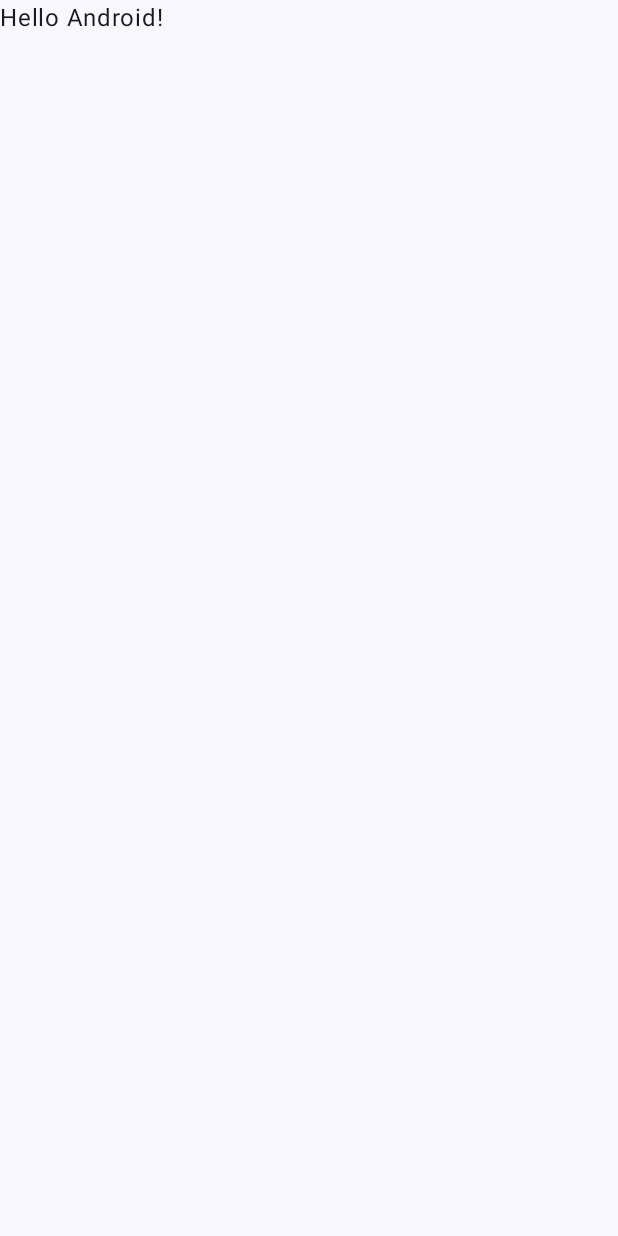
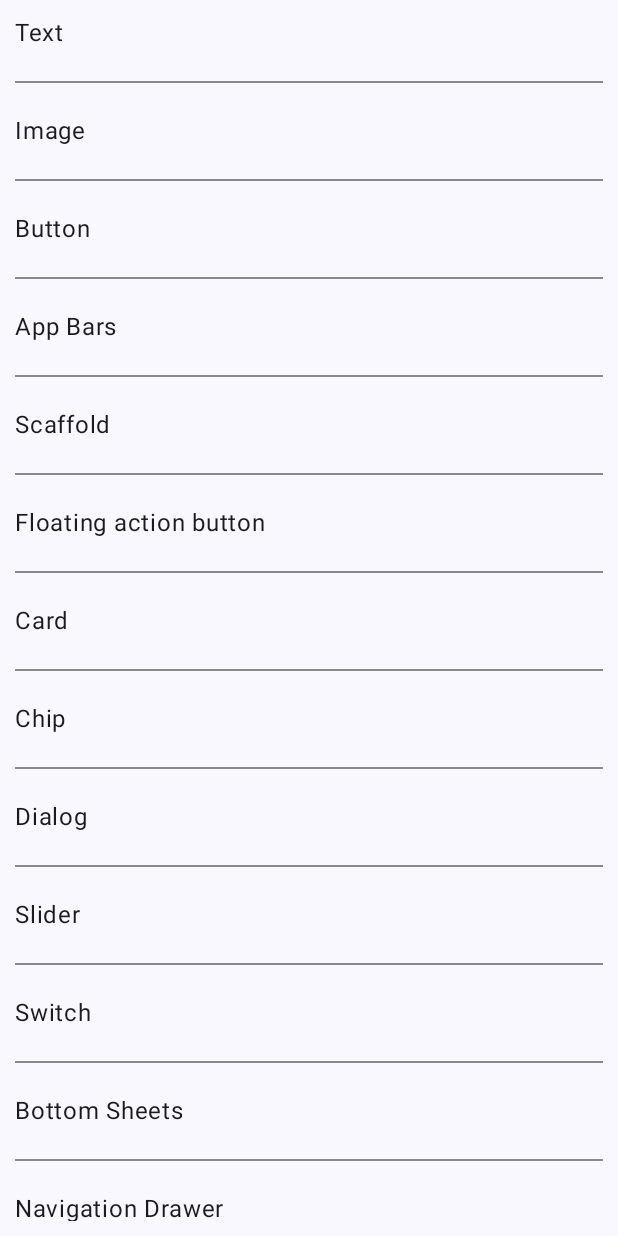
Before and after one commit to nomi2013/Jetpack-Compose-Tutorial-Kotlin, an Android app built with Jetpack Compose: the screen it shows after launch (MainActivity), on a phone screen of 412 x 824 dp. Before the commit the screen is almost empty. Run offline under Robolectric (Android 15) with nearby library versions, the phone set to English and light mode, and no system bars.

Commit message:
landing screen

```diff
--- a/app/src/main/java/com/example/kotlincomposetutorial/MainActivity.kt
+++ b/app/src/main/java/com/example/kotlincomposetutorial/MainActivity.kt
@@ -1,15 +1,33 @@
 package com.example.kotlincomposetutorial
 
 import android.os.Bundle
+import android.widget.Toast
 import androidx.activity.ComponentActivity
 import androidx.activity.compose.setContent
+import androidx.compose.foundation.clickable
+import androidx.compose.foundation.layout.Arrangement
+import androidx.compose.foundation.layout.Column
+import androidx.compose.foundation.layout.PaddingValues
+import androidx.compose.foundation.layout.fillMaxHeight
 import androidx.compose.foundation.layout.fillMaxSize
+import androidx.compose.foundation.layout.fillMaxWidth
+import androidx.compose.foundation.layout.padding
+import androidx.compose.foundation.lazy.LazyColumn
+import androidx.compose.foundation.lazy.items
+import androidx.compose.material3.Divider
 import androidx.compose.material3.MaterialTheme
 import androidx.compose.material3.Surface
 import androidx.compose.material3.Text
 import androidx.compose.runtime.Composable
+import androidx.compose.runtime.rememberCompositionContext
+import androidx.compose.ui.Alignment
 import androidx.compose.ui.Modifier
+import androidx.compose.ui.focus.focusModifier
+import androidx.compose.ui.graphics.Color
+import androidx.compose.ui.modifier.modifierLocalConsumer
+import androidx.compose.ui.platform.LocalContext
 import androidx.compose.ui.tooling.preview.Preview
+import androidx.compose.ui.unit.dp
 import com.example.kotlincomposetutorial.ui.theme.KotlinComposeTutorialTheme
 
 class MainActivity : ComponentActivity() {
@@ -22,7 +40,7 @@ class MainActivity : ComponentActivity() {
                     modifier = Modifier.fillMaxSize(),
                     color = MaterialTheme.colorScheme.background
                 ) {
-                    Greeting("Android")
+                    ComposePreview()
                 }
             }
         }
@@ -30,17 +48,43 @@ class MainActivity : ComponentActivity() {
 }
 
 @Composable
-fun Greeting(name: String, modifier: Modifier = Modifier) {
+fun ComposeComponents(components: List<String>, modifier: Modifier = Modifier) {
+    val context = LocalContext.current
+
+    LazyColumn (
+      //  verticalArrangement = Arrangement.spacedBy(40.dp),
+        modifier = modifier
+            .padding(10.dp).fillMaxSize()
+    ) {
+       items(components){
+           ComponentsRow(component = it, onClick = {
+               Toast.makeText(context, "Clicked: ${it}", Toast.LENGTH_SHORT).show()
+           } )
+           Divider(color = Color.Gray,
+               thickness = 1.dp,
+               modifier = Modifier.padding(vertical = 20.dp))
+       }
+    }
+}
+@Composable
+fun ComponentsRow(component:String, modifier: Modifier = Modifier, onClick:(name: String)->Unit){
     Text(
-        text = "Hello $name!",
-        modifier = modifier
+        text = component,
+        modifier = modifier.fillMaxHeight()
+            .fillMaxSize()
+            .clickable {onClick(component)}
     )
 }
 
 @Preview(showBackground = true)
 @Composable
-fun GreetingPreview() {
+fun ComposePreview() {
+    val components = listOf("Text", "Image","Button",
+        "App Bars","Scaffold","Floating action button",
+        "Card", "Chip","Dialog","Slider","Switch","Bottom Sheets",
+        "Navigation Drawer", "List and Grids" )
+
     KotlinComposeTutorialTheme {
-        Greeting("Android")
+        ComposeComponents(components)
     }
 }
```
